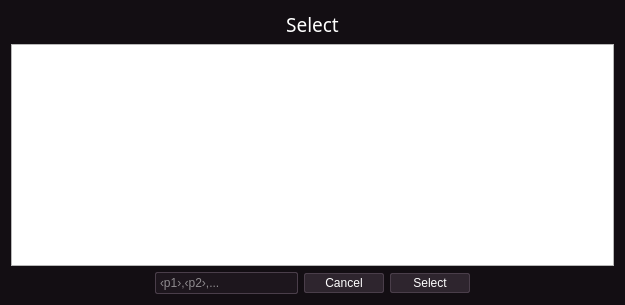
Qt form core/qt5/Payload.ui (VainlyStrain/Vailyn) before a commit.
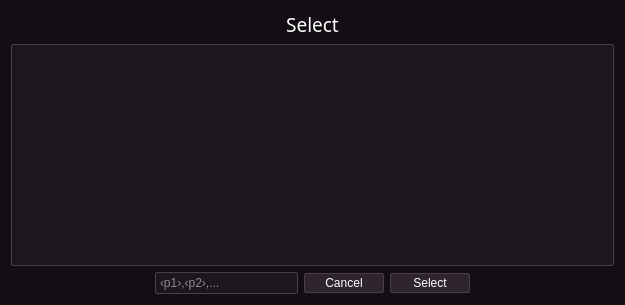
The same form after that commit. Icons and pictures are not drawn.

What changed in the file:
```diff
--- a/core/qt5/Payload.ui
+++ b/core/qt5/Payload.ui
@@ -774,6 +774,14 @@
 background-color: #221922;
 image: none;
 }
+
+QTextBrowser {
+border: 1px solid #4a3e4a;
+padding: 2;
+border-radius: 2px;
+background-color: #1d161d;
+selection-background-color: #271d27;
+}
 </string>
   </property>
   <property name="sizeGripEnabled">
```
